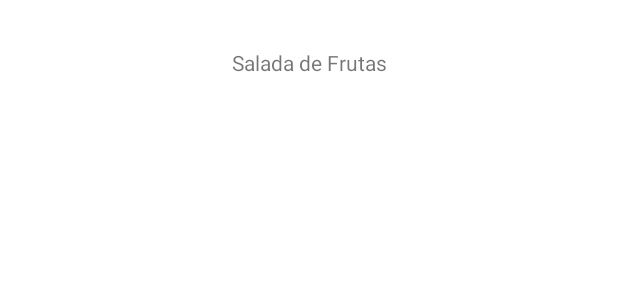
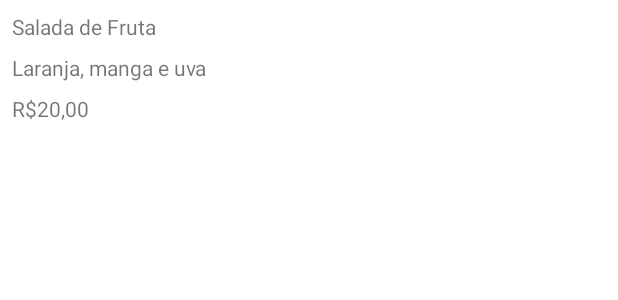
Before and after one commit to FerreirinhaJean/app-orgs, an Android app: the layout activity_main.xml on its own in the app's theme, with its tools: preview values and no code run, on a phone screen of 412 x 824 dp. Shown: the top 300 px of the screen. Run offline under Robolectric (Android 15) with nearby library versions, the phone set to English and light mode, and no system bars.

Commit message:
Adicionado TextView no layout

```diff
--- a/app/src/main/java/br/com/jean/orgs/MainActivity.kt
+++ b/app/src/main/java/br/com/jean/orgs/MainActivity.kt
@@ -1,11 +1,7 @@
 package br.com.jean.orgs
 
 import android.app.Activity
-import android.graphics.Color
 import android.os.Bundle
-import android.view.View
-import android.widget.TextView
-import android.widget.Toast
 
 class MainActivity : Activity() {
 
--- a/app/src/main/res/layout/activity_main.xml
+++ b/app/src/main/res/layout/activity_main.xml
@@ -6,14 +6,37 @@
     android:layout_height="match_parent">
 
     <TextView
-        android:id="@+id/tvSalada"
-        android:layout_width="wrap_content"
+        android:id="@+id/tvNomeProduto"
+        android:layout_width="match_parent"
         android:layout_height="wrap_content"
-        android:layout_marginStart="24dp"
-        android:layout_marginTop="32dp"
-        android:layout_marginEnd="24dp"
-        android:text="Salada de Frutas"
+        android:layout_marginLeft="8dp"
+        android:layout_marginTop="8dp"
+        android:text="Salada de Fruta"
         app:layout_constraintEnd_toEndOf="parent"
         app:layout_constraintStart_toStartOf="parent"
         app:layout_constraintTop_toTopOf="parent" />
+
+    <TextView
+        android:id="@+id/tvDescricaoProduto"
+        android:layout_width="match_parent"
+        android:layout_height="wrap_content"
+        android:layout_marginLeft="8dp"
+        android:layout_marginTop="8dp"
+        android:text="Laranja, manga e uva"
+        app:layout_constraintEnd_toEndOf="parent"
+        app:layout_constraintStart_toStartOf="parent"
+        app:layout_constraintTop_toBottomOf="@+id/tvNomeProduto" />
+
+    <TextView
+        android:id="@+id/tvPrecoProduto"
+        android:layout_width="match_parent"
+        android:layout_height="wrap_content"
+        android:layout_marginLeft="8dp"
+        android:layout_marginTop="8dp"
+        android:text="R$20,00"
+        app:layout_constraintEnd_toEndOf="parent"
+        app:layout_constraintStart_toStartOf="parent"
+        app:layout_constraintTop_toBottomOf="@id/tvDescricaoProduto" />
+
+
 </androidx.constraintlayout.widget.ConstraintLayout>
```
